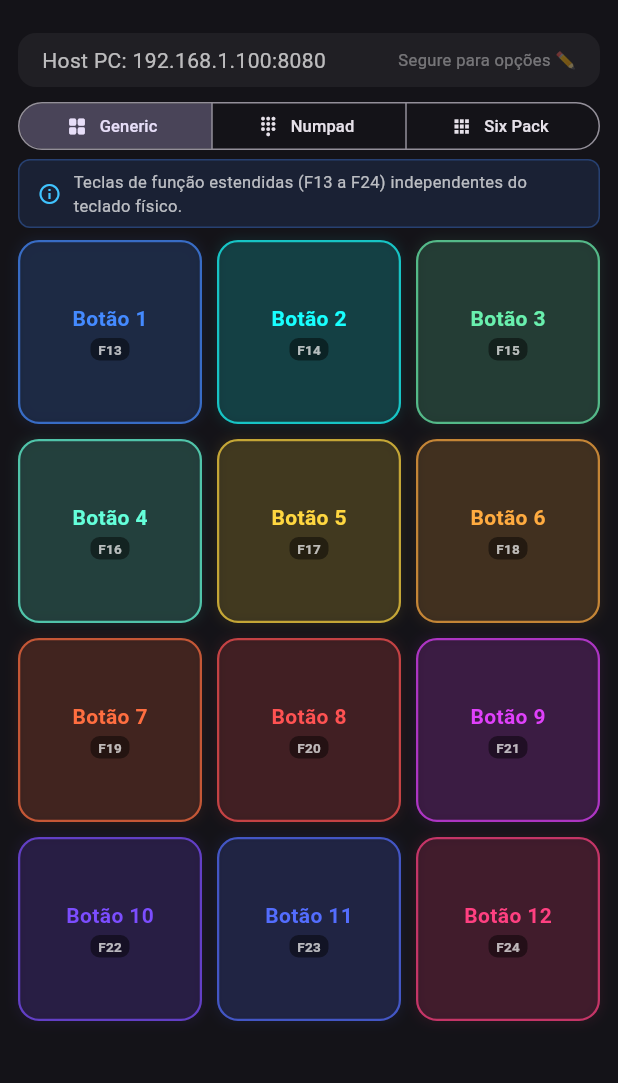
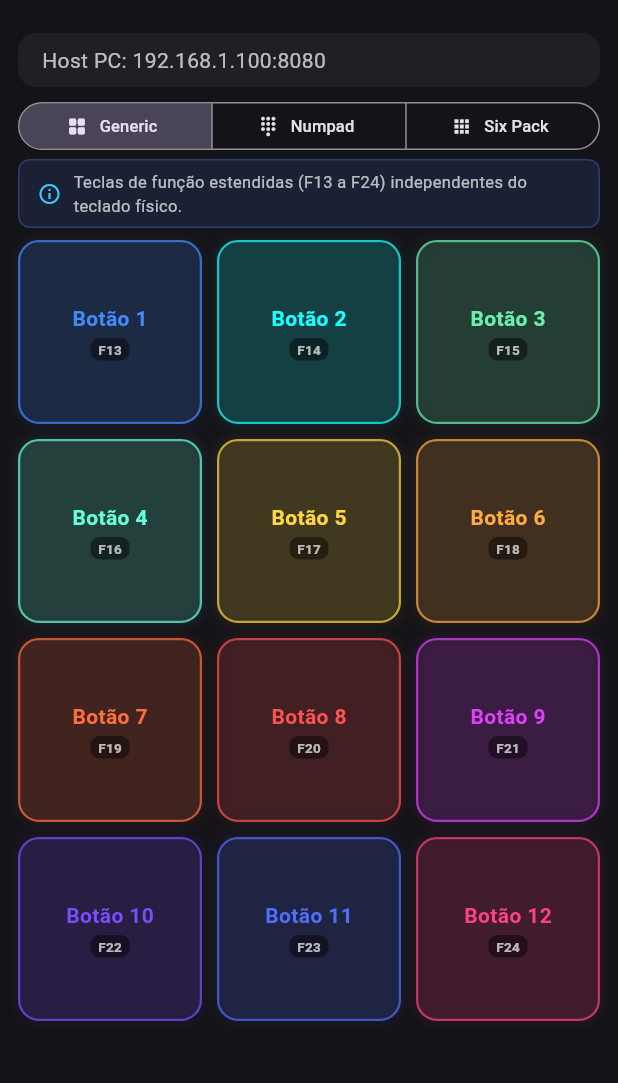
Before and after one commit to Gustavornd/keyboard_app, a Flutter app: the screen it shows after launch, on a phone screen of 412 x 824 dp, the part 63-1146 px from its top. Run offline on Flutter 3.47's test engine with Material 3 defaults, Android fonts, the phone set to English and light mode, and no system bars; our stand-ins replace shared_preferences.

Commit message:
fix: host label in app

```diff
--- a/app/lib/main.dart
+++ b/app/lib/main.dart
@@ -984,29 +984,18 @@ class _DeckScreenState extends State<DeckScreen> {
           padding: const EdgeInsets.symmetric(horizontal: 12.0, vertical: 8.0),
           child: Column(
             children: [
-              // Linha com Host IP e dica de renomeação
+              // Linha com Host IP
               Container(
+                width: double.infinity,
                 padding: const EdgeInsets.symmetric(horizontal: 16, vertical: 8),
                 decoration: BoxDecoration(
                   color: Colors.white.withValues(alpha: 0.05),
                   borderRadius: BorderRadius.circular(12),
                 ),
-                child: Row(
-                  mainAxisAlignment: MainAxisAlignment.spaceBetween,
-                  children: [
-                    Expanded(
-                      child: Text(
-                        'Host PC: $_serverIp:$_serverPort',
-                        style: const TextStyle(color: Colors.white70),
-                        overflow: TextOverflow.ellipsis,
-                      ),
-                    ),
-                    const SizedBox(width: 8),
-                    const Text(
-                      'Segure para opções ✏️',
-                      style: TextStyle(color: Colors.white38, fontSize: 11),
-                    ),
-                  ],
+                child: Text(
+                  'Host PC: $_serverIp:$_serverPort',
+                  style: const TextStyle(color: Colors.white70),
+                  overflow: TextOverflow.ellipsis,
                 ),
               ),
               const SizedBox(height: 10),
```
